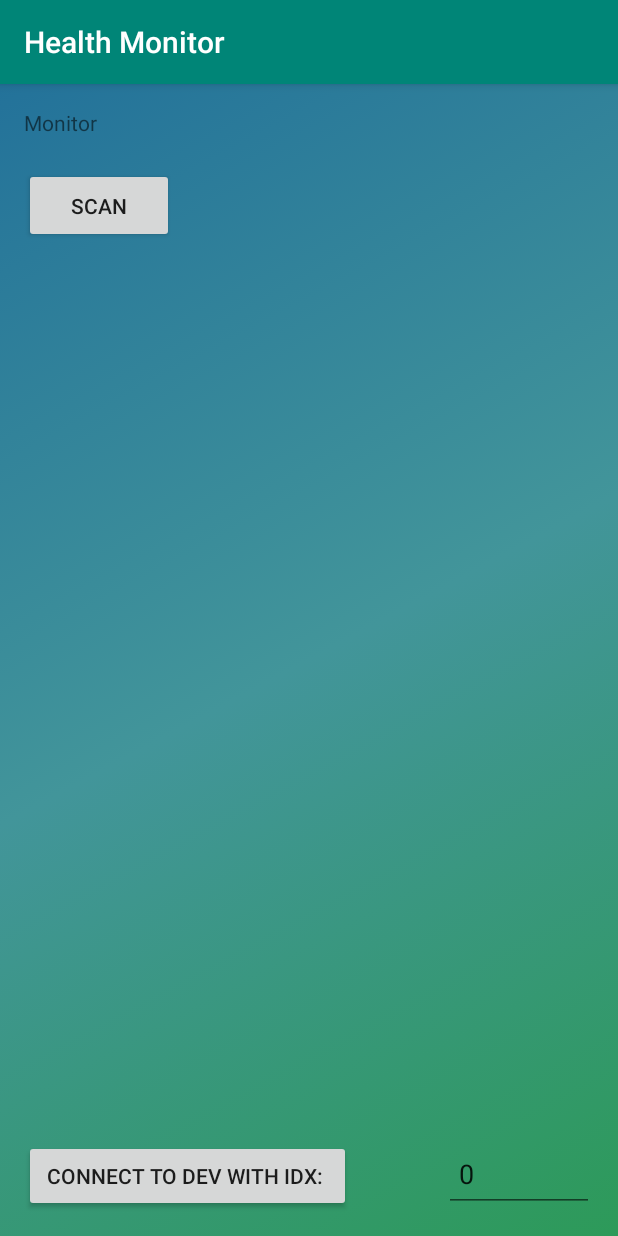
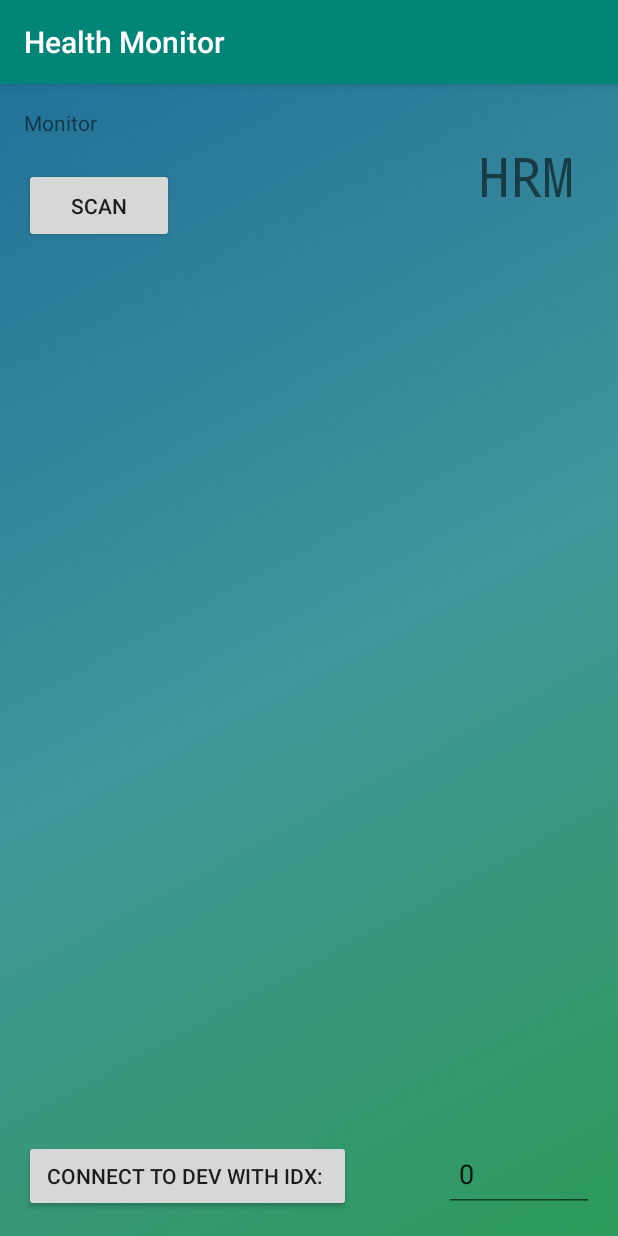
Before and after one commit to michaldurinik/Health-Monitor-Android-and-Arduino, an Android app: the screen it shows after launch (MonitorActivity), after a tap on "Monitor Your Progress", on a phone screen of 412 x 824 dp. Run offline under Robolectric (Android 15) with nearby library versions, the phone set to English and light mode, and no system bars; 4 statements that could not run were skipped.

Commit message:
display code for HRM but doesnt work yet

```diff
--- a/code/HealthMonitorApp/app/src/main/java/ie/dcu/healthmonitor/MonitorActivity.java
+++ b/code/HealthMonitorApp/app/src/main/java/ie/dcu/healthmonitor/MonitorActivity.java
@@ -8,6 +8,7 @@ import android.bluetooth.BluetoothGatt;
 import android.bluetooth.BluetoothGattCallback;
 import android.bluetooth.BluetoothGattCharacteristic;
 import android.bluetooth.BluetoothGattService;
+import android.bluetooth.BluetoothGattDescriptor;
 import android.bluetooth.BluetoothManager;
 import android.bluetooth.le.BluetoothLeScanner;
 import android.bluetooth.le.ScanCallback;
@@ -35,20 +36,33 @@ import java.util.ArrayList;
 import java.util.HashMap;
 import java.util.List;
 import java.util.Map;
+import java.util.UUID;
 
 public class MonitorActivity extends AppCompatActivity {
+
+    private static final UUID CLIENT_CHARACTERISTIC_CONFIG_UUID = convertFromInteger(0x2902);
+    private static final UUID HEART_RATE_SERVICE_UUID = convertFromInteger(0x180D);
+    private static final UUID HEART_RATE_MEASUREMENT_CHAR_UUID = convertFromInteger(0x2A37);
+    private static final UUID HEART_RATE_CONTROL_POINT_CHAR_UUID = convertFromInteger(0x2A39);
 
     BluetoothManager bleManager;
     BluetoothAdapter bleAdapter;
     BluetoothLeScanner bleScanner;
+
+    private BluetoothDevice myDevice;
+    private BluetoothGattCharacteristic characteristic;
     Button startScanningButton;
     Button stopScanningButton;
     TextView peripheralTextView;
+    TextView HRM;
     private final static int REQUEST_ENABLE_BT = 1;
     private static final int PERMISSION_REQUEST_COARSE_LOCATION = 1;
 
+    //String CLIENT_CHARACTERISTIC_CONFIG_UUID = convertFromInteger(0x2902);
+
     Boolean bleScanning = false;
     int deviceIndex = 0;
+    String data = "";
     ArrayList<BluetoothDevice> devicesDiscovered = new ArrayList<BluetoothDevice>();
     EditText deviceIndexInput;
     Button connectToDevice;
@@ -68,9 +82,9 @@ public class MonitorActivity extends AppCompatActivity {
 
     public Map<String, String> uuids = new HashMap<String, String>();
 
-    // Stops scanning after 20 seconds.
+    // Stops scanning after 5 seconds.
     private Handler mHandler = new Handler();
-    private static final long SCAN_PERIOD = 20000;
+    private static final long SCAN_PERIOD = 5000;
     /**
      * ATTENTION: This was auto-generated to implement the App Indexing API.
      * See https://g.co/AppIndexing/AndroidStudio for more information.
@@ -82,8 +96,11 @@ public class MonitorActivity extends AppCompatActivity {
         super.onCreate(savedInstanceState);
         setContentView(R.layout.activity_monitor);
 
+        HRM = findViewById(R.id.HRM);
+
         peripheralTextView = findViewById(R.id.PeripheralTextView);
         peripheralTextView.setMovementMethod(new ScrollingMovementMethod());
+
         deviceIndexInput = findViewById(R.id.InputIndex);
         deviceIndexInput.setText("0");
 
@@ -148,7 +165,8 @@ public class MonitorActivity extends AppCompatActivity {
     private ScanCallback leScanCallback = new ScanCallback() {
         @Override
         public void onScanResult(int callbackType, ScanResult result) {
-            peripheralTextView.append("Idx: " + deviceIndex + "@ " + result.getScanRecord() + ", Dev Name: " + result.getDevice().getName() + " rssi: " + result.getRssi() + "\n");
+            //peripheralTextView.append("Idx: " + deviceIndex + "@ " + result.getScanRecord() + ", Dev Name: " + result.getDevice().getName() + " rssi: " + result.getRssi() + "\n");
+            peripheralTextView.append("Idx: " + deviceIndex + ", Name: " + result.getDevice().getName() + "\n");
             devicesDiscovered.add(result.getDevice());
             deviceIndex++;
             // auto scroll for text view
@@ -161,14 +179,17 @@ public class MonitorActivity extends AppCompatActivity {
     };
 
     // Device connect call back
-    private final BluetoothGattCallback btleGattCallback = new BluetoothGattCallback() {
+    private final BluetoothGattCallback bleGattCallback = new BluetoothGattCallback() {
 
         @Override
         public void onCharacteristicChanged(BluetoothGatt gatt, final BluetoothGattCharacteristic characteristic) {
+            //HRM.setText("GATT");
             // this will get called anytime you perform a read or write characteristic operation
+            data = new String(characteristic.getValue());
+            HRM.setText(data);
             MonitorActivity.this.runOnUiThread(new Runnable() {
                 public void run() {
-                    peripheralTextView.append("device read or wrote to\n");
+                    peripheralTextView.append("123456789" + data);
                 }
             });
         }
@@ -219,7 +240,18 @@ public class MonitorActivity extends AppCompatActivity {
                 }
             });
             displayGattServices(bluetoothGatt.getServices());
-        }
+//            BluetoothGattCharacteristic characteristic =
+//                    gatt.getService(HEART_RATE_SERVICE_UUID)
+//                            .getCharacteristic(HEART_RATE_MEASUREMENT_CHAR_UUID);
+//            //gatt.setCharacteristicNotification(characteristic, enabled); //doesnt work
+//
+//            BluetoothGattDescriptor descriptor =
+//                    characteristic.getDescriptor(CLIENT_CHARACTERISTIC_CONFIG_UUID);
+//
+//            descriptor.setValue(
+//                    BluetoothGattDescriptor.ENABLE_NOTIFICATION_VALUE);
+//            gatt.writeDescriptor(descriptor);
+       }
 
         @Override
         // Result of a characteristic read operation
@@ -230,12 +262,22 @@ public class MonitorActivity extends AppCompatActivity {
                 broadcastUpdate(ACTION_DATA_AVAILABLE, characteristic);
             }
         }
+
+        @Override
+        public void onDescriptorWrite(BluetoothGatt gatt, BluetoothGattDescriptor descriptor, int status){
+            BluetoothGattCharacteristic characteristic =
+                    gatt.getService(HEART_RATE_SERVICE_UUID)
+                            .getCharacteristic(HEART_RATE_CONTROL_POINT_CHAR_UUID);
+            characteristic.setValue(new byte[]{1, 1});
+            gatt.writeCharacteristic(characteristic);
+        }
     };
 
     private void broadcastUpdate(final String action,
                                  final BluetoothGattCharacteristic characteristic) {
 
         System.out.println(characteristic.getUuid());
+        peripheralTextView.append("BBBBBBBBBBBBBBBBBBBBBBBBBBBB\n");
     }
 
     @Override
@@ -265,6 +307,7 @@ public class MonitorActivity extends AppCompatActivity {
     public void startScanning() {
         System.out.println("start scanning");
         bleScanning = true;
+        HRM.setText("81");
         deviceIndex = 0;
         devicesDiscovered.clear();
         peripheralTextView.setText("");
@@ -301,9 +344,10 @@ public class MonitorActivity extends AppCompatActivity {
     }
 
     public void connectToDeviceSelected() {
+        HRM.setText("C");
         peripheralTextView.append("Trying to connect to device at index: " + deviceIndexInput.getText() + "\n");
         int deviceSelected = Integer.parseInt(deviceIndexInput.getText().toString());
-        bluetoothGatt = devicesDiscovered.get(deviceSelected).connectGatt(this, false, btleGattCallback);
+        bluetoothGatt = devicesDiscovered.get(deviceSelected).connectGatt(this, false, bleGattCallback);
     }
 
     public void disconnectDeviceSelected() {
@@ -312,8 +356,8 @@ public class MonitorActivity extends AppCompatActivity {
     }
 
     private void displayGattServices(List<BluetoothGattService> gattServices) {
+        //HRM.setText("D");
         if (gattServices == null) return;
-
         // Loops through available GATT Services.
         for (BluetoothGattService gattService : gattServices) {
 
@@ -375,4 +419,11 @@ public class MonitorActivity extends AppCompatActivity {
         AppIndex.AppIndexApi.end(client, viewAction);
         client.disconnect();
     }
+
+    private static UUID convertFromInteger(int i) {
+        final long MSB = 0x0000000000001000L;
+        final long LSB = 0x800000805f9b34fbL;
+        long value = i & 0xFFFFFFFF;
+        return new UUID(MSB | (value << 32), LSB);
+    }
 }
--- a/code/HealthMonitorApp/app/src/main/res/layout/activity_main.xml
+++ b/code/HealthMonitorApp/app/src/main/res/layout/activity_main.xml
@@ -7,14 +7,16 @@
     android:orientation="vertical"
     android:background="@drawable/background"
     tools:context=".MainActivity">
+
     <TextView
         android:layout_width="match_parent"
         android:layout_height="0dp"
         android:layout_weight="1"
         android:gravity="center"
+        android:text="@string/main_menu"
         android:textColor="@color/colorText"
-        android:text="@string/main_menu"
         android:textSize="40sp" />
+
     <ListView
         android:id="@android:id/list"
         android:layout_width="match_parent"
--- a/code/HealthMonitorApp/app/src/main/res/layout/activity_monitor.xml
+++ b/code/HealthMonitorApp/app/src/main/res/layout/activity_monitor.xml
@@ -3,8 +3,8 @@
     xmlns:tools="http://schemas.android.com/tools"
     android:layout_width="match_parent"
     android:layout_height="match_parent"
+    android:background="@drawable/background"
     android:descendantFocusability="beforeDescendants"
-    android:background="@drawable/background"
     android:focusableInTouchMode="true"
     android:paddingLeft="16dp"
     android:paddingTop="16dp"
@@ -16,6 +16,20 @@
         android:layout_width="wrap_content"
         android:layout_height="wrap_content"
         android:text="Monitor" />
+
+    <TextView
+        android:id="@+id/HRM"
+        android:layout_width="90dp"
+        android:layout_height="90dp"
+        android:layout_alignParentTop="true"
+        android:layout_alignParentRight="true"
+        android:layout_marginTop="0dp"
+        android:layout_marginRight="0dp"
+        android:fontFamily="monospace"
+        android:gravity="center"
+        android:text="HRM"
+        android:textSize="36sp"
+        android:typeface="monospace" />
 
     <Button
         android:id="@+id/StartScanButton"
@@ -54,15 +68,19 @@
         android:layout_alignParentBottom="true"
         android:text="Disconnect from device" />
 
+
     <EditText
         android:id="@+id/InputIndex"
         android:layout_width="100dp"
         android:layout_height="50dp"
         android:layout_alignParentRight="true"
         android:layout_alignParentBottom="true"
+        android:layout_marginRight="0dp"
+        android:layout_marginBottom="0dp"
         android:cursorVisible="false"
         android:inputType="number"
         android:paddingLeft="10dp"
         android:singleLine="true" />
 
+
 </RelativeLayout>
```
